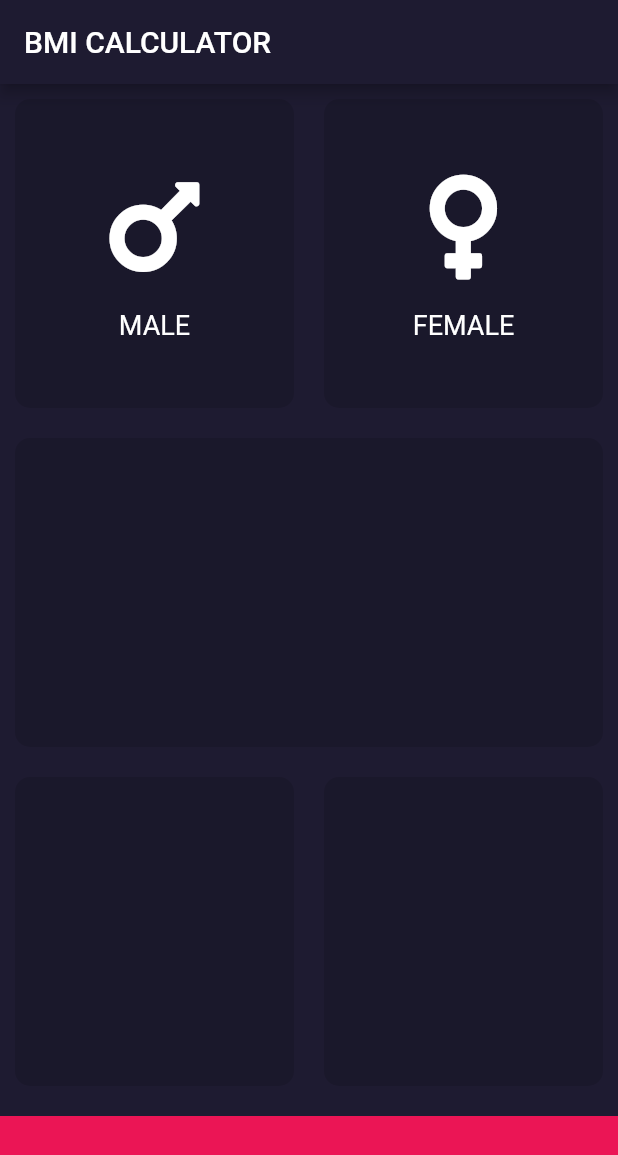
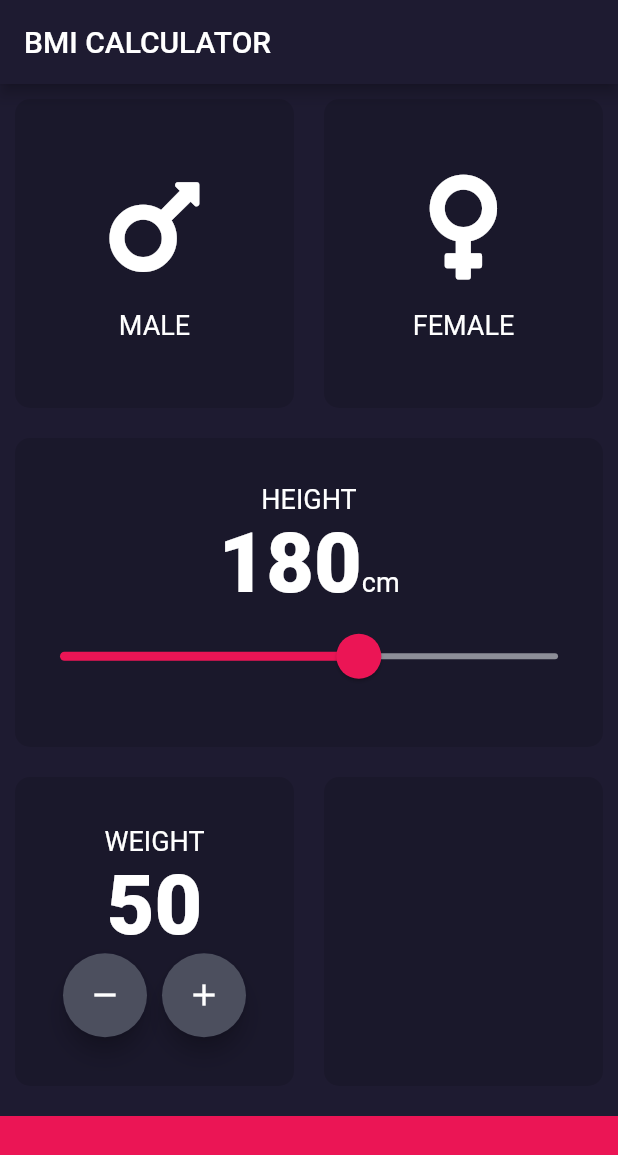
Before and after one commit to MarnusCoetzee/BMI-Calculator-, a Flutter app: the screen it shows after launch, on a phone screen of 412 x 824 dp. Shown: the top 1155 px of the screen. Run offline on Flutter 3.47's test engine with Material 2 defaults, Android fonts, the phone set to English and light mode, and no system bars; our stand-ins replace font_awesome_flutter.

Commit message:
finished slider

```diff
--- /dev/null
+++ b/lib/constants.dart
@@ -0,0 +1,16 @@
+import 'package:flutter/material.dart';
+
+const kBottomContainerHeight = 80.0;
+const kActiveCardColor = Colors.blueGrey;
+const kInActiveCardColor = Colors.black12;
+const kBottomContainerColor = Color(0xFFEB1555);
+
+const kLabelTextStyle = TextStyle(
+    fontSize: 18.0,
+    color: Colors.white
+);
+
+const kNumberTextStyle = TextStyle(
+    fontSize: 55.0,
+    fontWeight: FontWeight.w900
+);
--- a/lib/icon_content.dart
+++ b/lib/icon_content.dart
@@ -1,9 +1,5 @@
+import 'package:bmicalculator/constants.dart';
 import 'package:flutter/material.dart';
-
-const labelTextStyle = TextStyle(
-  fontSize: 18.0,
-  color: Colors.white
-);
 
 class IconContent extends StatelessWidget {
 
@@ -26,7 +22,7 @@ class IconContent extends StatelessWidget {
         ),
         Text(
           label,
-          style: labelTextStyle
+          style: kLabelTextStyle
         )
       ],
     );
--- a/lib/input_page.dart
+++ b/lib/input_page.dart
@@ -1,13 +1,9 @@
+import 'package:bmicalculator/constants.dart';
 import 'package:bmicalculator/icon_content.dart';
 import 'package:bmicalculator/reusable_card.dart';
 import 'package:flutter/cupertino.dart';
 import 'package:flutter/material.dart';
 import 'package:font_awesome_flutter/font_awesome_flutter.dart';
-
-const bottomContainerHeight = 80.0;
-const activeCardColor = Colors.blueGrey;
-const inActiveCardColor = Colors.black12;
-const bottomContainerColor = Color(0xFFEB1555);
 
 enum Gender {
   male,
@@ -22,6 +18,8 @@ class InputPage extends StatefulWidget {
 class _InputPageState extends State<InputPage> {
 
   Gender selectedGender;
+  int height = 180;
+  int weight = 50;
 
   @override
   Widget build(BuildContext context) {
@@ -30,39 +28,36 @@ class _InputPageState extends State<InputPage> {
         title: Text('BMI CALCULATOR'),
       ),
       body: Column(
+        crossAxisAlignment: CrossAxisAlignment.stretch,
         children: <Widget>[
           Expanded(
             child: Row(
               children: <Widget>[
                 Expanded(
-                  child: GestureDetector(
-                    onTap: () {
+                  child: ReusableCard(
+                    onPress: () {
                       setState(() {
                         selectedGender = Gender.male;
                       });
                     },
-                    child: ReusableCard(
-                      colour: selectedGender == Gender.male ? activeCardColor : inActiveCardColor,
+                    colour: selectedGender == Gender.male ? kActiveCardColor : kInActiveCardColor,
                     cardChild: IconContent(
                       icon: FontAwesomeIcons.mars,
                       label: "MALE",
                     ),
                   ),
                 ),
-                ),
                 Expanded(
-                  child: GestureDetector(
-                    onTap: () {
+                  child: ReusableCard(
+                    onPress: () {
                       setState(() {
                         selectedGender = Gender.female;
                       });
                     },
-                    child: ReusableCard(
-                      colour: selectedGender == Gender.female ? activeCardColor : inActiveCardColor,
+                    colour: selectedGender == Gender.female ? kActiveCardColor : kInActiveCardColor,
                     cardChild: IconContent(
                       icon: FontAwesomeIcons.venus,
                       label: "FEMALE",
-                      ),
                     ),
                   ),
                 ),
@@ -74,7 +69,55 @@ class _InputPageState extends State<InputPage> {
               children: <Widget>[
                 Expanded(
                   child: ReusableCard(
-                    colour: inActiveCardColor,
+                    colour: kInActiveCardColor,
+                    cardChild: Column(
+                      mainAxisAlignment: MainAxisAlignment.center,
+                      children: <Widget>[
+                        Text(
+                            'HEIGHT',
+                          style: kLabelTextStyle,
+                        ),
+                        Row(
+                          mainAxisAlignment: MainAxisAlignment.center,
+                          crossAxisAlignment: CrossAxisAlignment.baseline,
+                          textBaseline: TextBaseline.alphabetic,
+                          children: <Widget>[
+                            Text(
+                              height.toString(),
+                              style: kNumberTextStyle,
+                            ),
+                            Text(
+                              'cm',
+                              style: kLabelTextStyle,
+                            ),
+                          ],
+                        ),
+                        SliderTheme(
+                          data: SliderTheme.of(context).copyWith(
+                            thumbColor: Color(0xFFEB1555),
+                            overlayColor: Color(0x29EB1555),
+                            activeTrackColor: Color(0xFFEB1555),
+                            inactiveTrackColor: Color(0xFF8D8E98) ,
+                            thumbShape: RoundSliderThumbShape(
+                              enabledThumbRadius: 15.0
+                            ),
+                            overlayShape: RoundSliderOverlayShape(
+                              overlayRadius: 30.0
+                            )
+                          ),
+                          child: Slider(
+                            value: height.toDouble(),
+                            min: 120.0,
+                            max: 220.0,
+                            onChanged: (double newValue) {
+                              setState(() {
+                                height = newValue.round();
+                              });
+                            },
+                          ),
+                        ),
+                      ],
+                    ),
                   ),
                 ),
               ],
@@ -85,22 +128,55 @@ class _InputPageState extends State<InputPage> {
               children: <Widget>[
                 Expanded(
                   child: ReusableCard(
-                    colour: inActiveCardColor,
+                    colour: kInActiveCardColor,
+                    cardChild: Column(
+                      mainAxisAlignment: MainAxisAlignment.center,
+                      children: <Widget>[
+                        Text(
+                          'WEIGHT',
+                          style: kLabelTextStyle,
+                        ),
+                        Text(
+                          weight.toString(),
+                          style: kNumberTextStyle,
+                        ),
+                        Row(
+                          mainAxisAlignment: MainAxisAlignment.center,
+                          children: <Widget>[
+                            FloatingActionButton(
+                              backgroundColor: Color(0xFF4C4F5E),
+                              child: Icon(
+                                Icons.remove,
+                                color: Colors.white,
+                              ),
+                            ),
+                            SizedBox(width: 10.0,),
+                            FloatingActionButton(
+                              backgroundColor: Color(0xFF4C4F5E),
+                              child: Icon(
+                                Icons.add,
+                                color: Colors.white,
+                              ),
+                            ),
+                          ],
+                        ),
+                      ],
+                    ),
                   ),
                 ),
                 Expanded(
                   child: ReusableCard(
-                    colour: inActiveCardColor,
+                    colour: kInActiveCardColor,
                   ),
                 ),
               ],
             ),
           ),
           Container(
-            color: bottomContainerColor,
+            color: kBottomContainerColor,
             margin: EdgeInsets.only(top: 10.0),
             width: double.infinity,
-            height: bottomContainerHeight,
+            height: kBottomContainerHeight,
           ),
         ],
       ),
--- a/lib/reusable_card.dart
+++ b/lib/reusable_card.dart
@@ -2,19 +2,25 @@ import 'package:flutter/material.dart';
 
 class ReusableCard extends StatelessWidget {
 
-  ReusableCard({ @required this.colour, this.cardChild });
+  ReusableCard({ @required this.colour, this.cardChild, this.onPress });
 
   final Color colour;
   final Widget cardChild;
+  final Function onPress;
 
   @override
   Widget build(BuildContext context) {
-    return Container(
-      child: cardChild,
-      margin: EdgeInsets.all(10.0),
-      decoration: BoxDecoration(
-          color: colour,
-          borderRadius: BorderRadius.circular(10.0)
+    return GestureDetector(
+      onTap: () {
+        onPress();
+      },
+      child: Container(
+        child: cardChild,
+        margin: EdgeInsets.all(10.0),
+        decoration: BoxDecoration(
+            color: colour,
+            borderRadius: BorderRadius.circular(10.0)
+        ),
       ),
     );
   }
```
Lines whose indentation alone changed are shown as unchanged.
